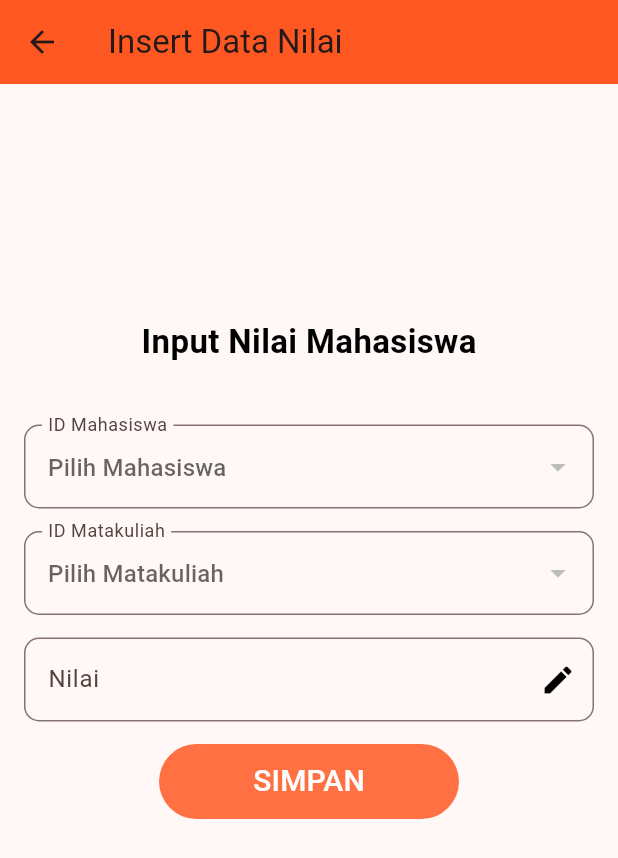
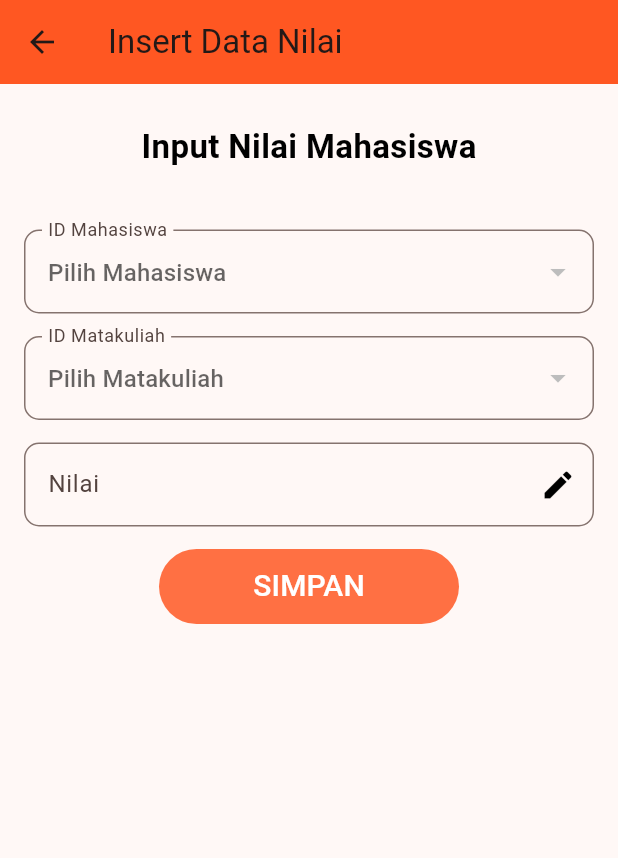
Before and after one commit to shifa34/Sistem-Terdistribusi, a Flutter app: the InsertNilai screen opened directly, after a tap on "SIMPAN", on a phone screen of 412 x 824 dp. Shown: the top 858 px of the screen. Run offline on Flutter 3.47's test engine with Material 3 defaults, Android fonts, the phone set to English and light mode, and no system bars; network calls fail.

Commit message:
insertNilai.dart

```diff
--- a/ST_2111081002/crud_sister/mahasiswa/lib/nilai/insertNilai.dart
+++ b/ST_2111081002/crud_sister/mahasiswa/lib/nilai/insertNilai.dart
@@ -28,10 +28,10 @@ class _InsertNilaiState extends State<InsertNilai> {
 
   Future<void> insertMatakuliah() async {
     if (isNumeric(nilai.text)) {
-      String urlInsert = "http://192.168.56.1:9003/api/v1/nilai";
+      String urlInsert = "http://10.0.2.2:9003/api/v1/nilai";
       final Map<String, dynamic> data = {
-        "idMahasiswa": idMahasiswa,
-        "idMatakuliah": idMatakuliah,
+        "mahasiswa_id": idMahasiswa,
+        "matakuliah_id": idMatakuliah,
         "nilai": int.parse(nilai.text)
       };
 
@@ -61,7 +61,7 @@ class _InsertNilaiState extends State<InsertNilai> {
   }
 
   Future<void> getMahasiswa() async {
-    String urlMahasiswa = "http://192.168.56.1:9001/api/v1/mahasiswa";
+    String urlMahasiswa = "http://10.0.2.2:9001/api/v1/mahasiswa";
     try {
       var response = await http.get(Uri.parse(urlMahasiswa));
       final List<dynamic> dataMhs = jsonDecode(response.body);
@@ -74,7 +74,7 @@ class _InsertNilaiState extends State<InsertNilai> {
   }
 
   Future<void> getMatakuliah() async {
-    String urlMatakuliah = "http://192.168.56.1:9002/api/v1/matakuliah";
+    String urlMatakuliah = "http://10.0.2.2:9002/api/v1/matakuliah";
     try {
       var response = await http.get(Uri.parse(urlMatakuliah));
       final List<dynamic> dataMk = jsonDecode(response.body);
@@ -95,14 +95,14 @@ class _InsertNilaiState extends State<InsertNilai> {
       ),
       body: Center(
         child: Container(
-          margin: EdgeInsets.fromLTRB(0, 100, 0, 0),
+          margin: EdgeInsets.fromLTRB(0, 0, 0, 0),
           width: 800,
           padding: EdgeInsets.all(16),
           child: Column(
             mainAxisAlignment: MainAxisAlignment.start,
             children: [
               Padding(
-                padding: EdgeInsets.fromLTRB(30, 40, 30, 40),
+                padding: EdgeInsets.fromLTRB(30, 10, 30, 40),
                 child: Text(
                 "Input Nilai Mahasiswa",
                 style: TextStyle(
```
